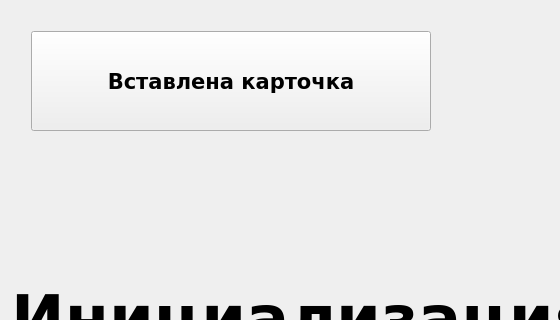
First picture: the form in mainwindow.ui, repository wolandtel/terminal, before the edit; both pictures show x 0 to 560 and y 0 to 320 of the 671 by 632 pixel window.
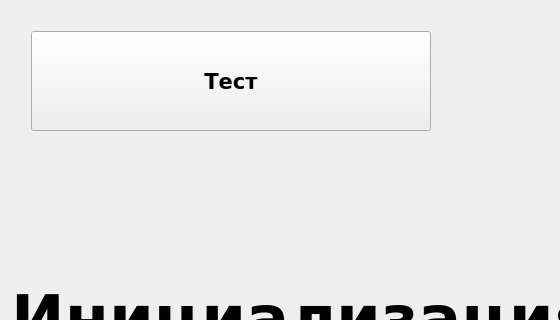
Second picture: the form after the edit.

```diff
--- a/mainwindow.ui
+++ b/mainwindow.ui
@@ -111,7 +111,7 @@
            <enum>Qt::NoFocus</enum>
           </property>
           <property name="text">
-           <string>Вставлена карточка</string>
+           <string>Тест</string>
           </property>
          </widget>
         </item>
```
Left out of the diff: 2 changed lines with no effect on the pictures.
